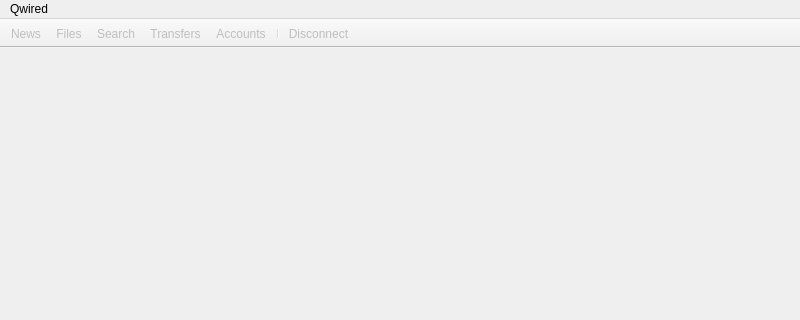
First picture: the form in qw_client/gui/WinMain.ui, repository pcjpnet/qwired-suite, before the edit; both pictures show x 0 to 800 and y 0 to 320 of the 800 by 600 pixel window.
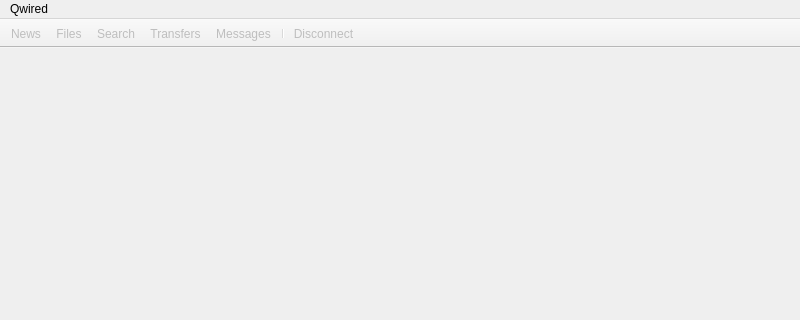
Second picture: the form after the edit. Icons and pictures are not drawn.

What changed in the file:
```diff
--- a/qw_client/gui/WinMain.ui
+++ b/qw_client/gui/WinMain.ui
@@ -55,6 +55,12 @@
    <property name="movable" >
     <bool>false</bool>
    </property>
+   <property name="iconSize" >
+    <size>
+     <width>32</width>
+     <height>32</height>
+    </size>
+   </property>
    <property name="toolButtonStyle" >
     <enum>Qt::ToolButtonTextUnderIcon</enum>
    </property>
@@ -71,7 +77,7 @@
    <addaction name="actionFiles" />
    <addaction name="actionSearch" />
    <addaction name="actionTransfers" />
-   <addaction name="actionAccounts" />
+   <addaction name="actionMessages" />
    <addaction name="separator" />
    <addaction name="actionDisconnect" />
   </widget>
@@ -145,6 +151,12 @@
    </property>
   </action>
   <action name="actionMessages" >
+   <property name="enabled" >
+    <bool>false</bool>
+   </property>
+   <property name="icon" >
+    <iconset resource="../application.qrc" >:/icons/icon_msg_normal.png</iconset>
+   </property>
    <property name="text" >
     <string>Messages</string>
    </property>
```
Left out of the diff: 4 changed lines with no effect on the pictures.
